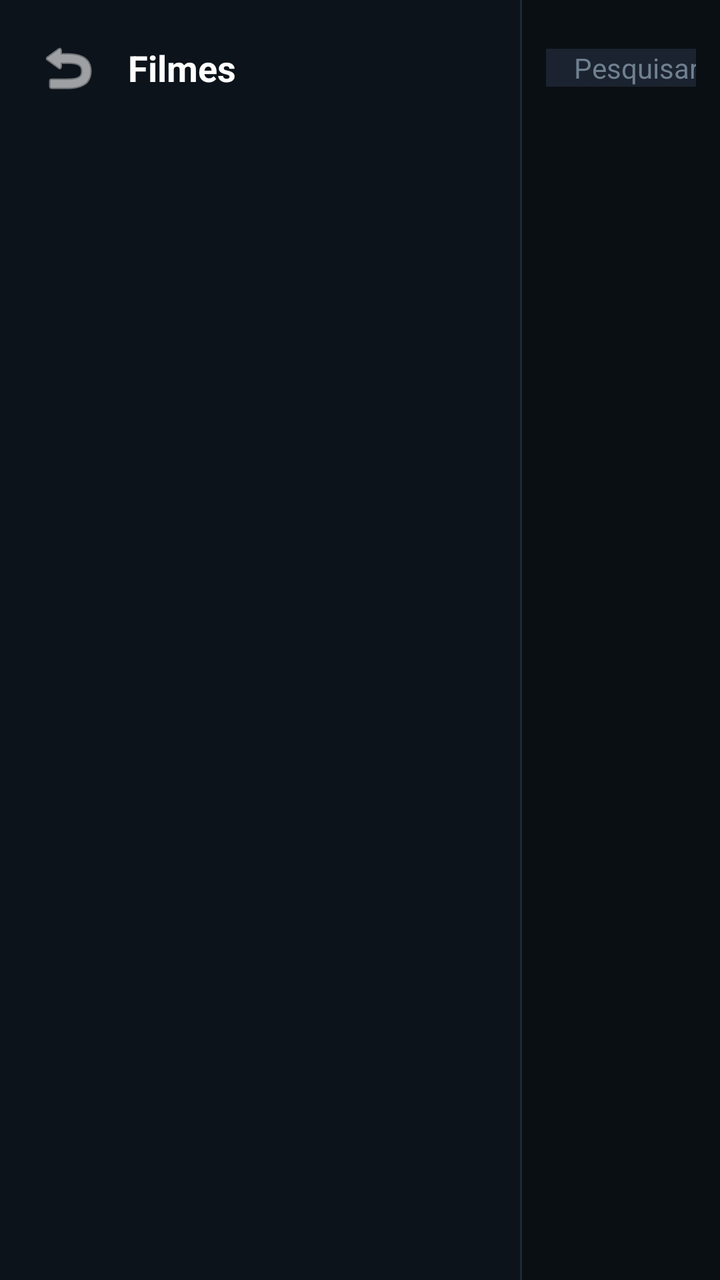
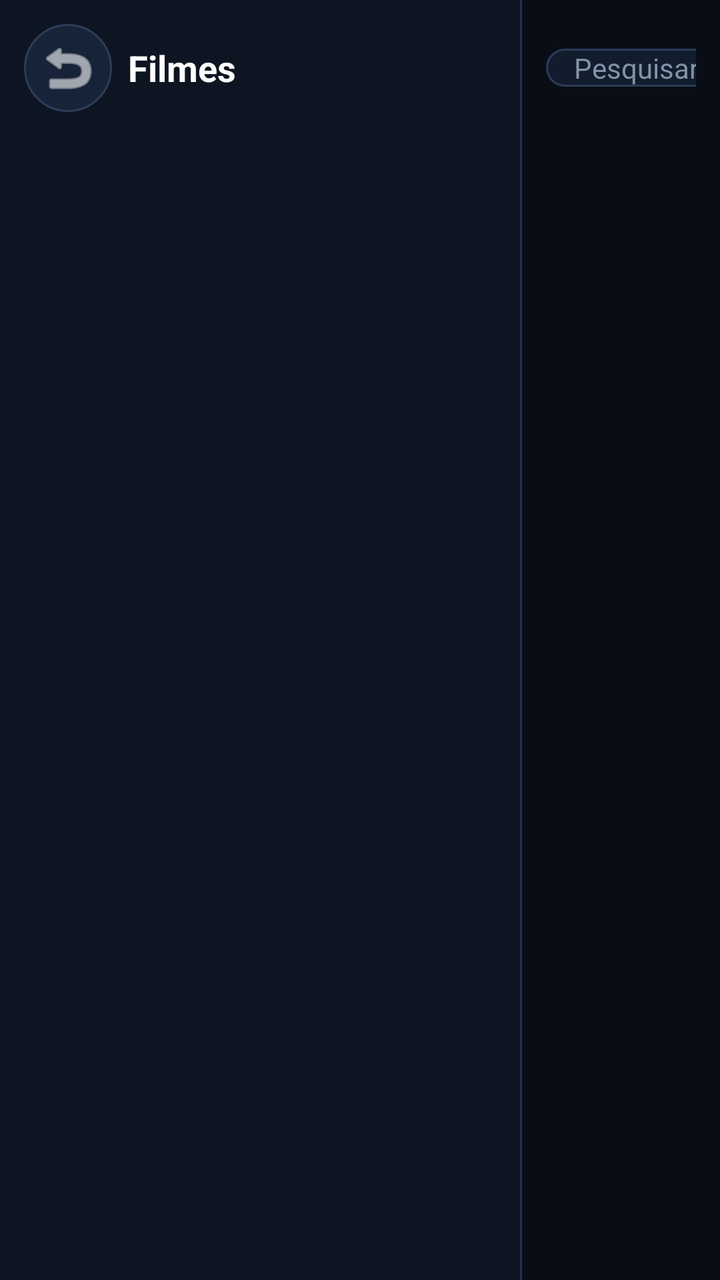

The first picture is an Android layout as it rendered before a commit; the second is the same layout after the commit. The layout source and the unified diff follow.
<!-- AndroidManifest.xml: application theme Theme.MyApplication -->
<!-- res/layout/activity_movies.xml -->
<?xml version="1.0" encoding="utf-8"?>
<LinearLayout xmlns:android="http://schemas.android.com/apk/res/android"
    xmlns:app="http://schemas.android.com/apk/res-auto"
    android:layout_width="match_parent"
    android:layout_height="match_parent"
    android:orientation="horizontal"
    android:background="#0A0F14">

    
    <LinearLayout
        android:layout_width="260dp"
        android:layout_height="match_parent"
        android:orientation="vertical"
        android:background="#0D131A">

        
        <LinearLayout
            android:layout_width="match_parent"
            android:layout_height="wrap_content"
            android:orientation="horizontal"
            android:gravity="center_vertical"
            android:padding="12dp">

            <ImageButton
                android:id="@+id/btnBackMovies"
                android:layout_width="44dp"
                android:layout_height="44dp"
                android:background="?android:attr/selectableItemBackgroundBorderless"
                android:contentDescription="Voltar"
                android:src="@android:drawable/ic_menu_revert"
                app:tint="#FFFFFF" />

            <TextView
                android:layout_width="wrap_content"
                android:layout_height="wrap_content"
                android:layout_marginStart="8dp"
                android:text="Filmes"
                android:textColor="#FFFFFF"
                android:textSize="18sp"
                android:textStyle="bold" />
        </LinearLayout>

        
        <androidx.recyclerview.widget.RecyclerView
            android:id="@+id/rvMovieCategories"
            android:layout_width="match_parent"
            android:layout_height="match_parent"
            android:padding="6dp" />
    </LinearLayout>

    
    <View
        android:layout_width="1dp"
        android:layout_height="match_parent"
        android:background="#1E2836" />

    
    <LinearLayout
        android:layout_width="0dp"
        android:layout_height="match_parent"
        android:layout_weight="1"
        android:orientation="vertical"
        android:background="#0A0F14"
        android:padding="12dp">

        <LinearLayout
            android:layout_width="match_parent"
            android:layout_height="wrap_content"
            android:orientation="horizontal"
            android:gravity="center_vertical"
            android:layout_marginBottom="12dp">

            <EditText
                android:id="@+id/etSearchMovie"
                android:layout_width="0dp"
                android:layout_height="44dp"
                android:layout_weight="1"
                android:background="#1A232F"
                android:hint="Pesquisar filme..."
                android:inputType="text"
                android:importantForAutofill="no"
                android:textColorHint="#708090"
                android:textColor="#FFFFFF"
                android:paddingStart="14dp"
                android:paddingEnd="14dp"
                android:textSize="14sp" />

            <Button
                android:id="@+id/btnSortOrder"
                android:layout_width="wrap_content"
                android:layout_height="44dp"
                android:layout_marginStart="10dp"
                android:backgroundTint="#1E2836"
                android:text="Ordenar: Padrão"
                android:textColor="#FFFFFF"
                android:textSize="12sp" />
        </LinearLayout>

        <androidx.recyclerview.widget.RecyclerView
            android:id="@+id/rvMoviesGrid"
            android:layout_width="match_parent"
            android:layout_height="match_parent" />
    </LinearLayout>

</LinearLayout>
<!-- resources referenced by this layout -->
<resources>
  <style name="Theme.MyApplication" parent="Base.Theme.MyApplication" />
  <style name="Base.Theme.MyApplication" parent="Theme.Material3.DayNight.NoActionBar">
          
          
      </style>
</resources>

<!-- the commit's change to res/layout/activity_movies.xml (unified diff, before → after) -->
@@ -4,14 +4,14 @@
     android:layout_width="match_parent"
     android:layout_height="match_parent"
     android:orientation="horizontal"
-    android:background="#0A0F14">
+    android:background="@drawable/bg_app_surface">
 
     
     <LinearLayout
         android:layout_width="260dp"
         android:layout_height="match_parent"
         android:orientation="vertical"
-        android:background="#0D131A">
+        android:background="#0E1522">
 
         
         <LinearLayout
@@ -25,7 +25,8 @@
                 android:id="@+id/btnBackMovies"
                 android:layout_width="44dp"
                 android:layout_height="44dp"
-                android:background="?android:attr/selectableItemBackgroundBorderless"
+                android:background="@drawable/bg_icon_button"
+                android:foreground="?android:attr/selectableItemBackgroundBorderless"
                 android:contentDescription="Voltar"
                 android:src="@android:drawable/ic_menu_revert"
                 app:tint="#FFFFFF" />
@@ -52,7 +53,7 @@
     <View
         android:layout_width="1dp"
         android:layout_height="match_parent"
-        android:background="#1E2836" />
+        android:background="#23324A" />
 
     
     <LinearLayout
@@ -60,7 +61,7 @@
         android:layout_height="match_parent"
         android:layout_weight="1"
         android:orientation="vertical"
-        android:background="#0A0F14"
+        android:background="#080D16"
         android:padding="12dp">
 
         <LinearLayout
@@ -75,11 +76,11 @@
                 android:layout_width="0dp"
                 android:layout_height="44dp"
                 android:layout_weight="1"
-                android:background="#1A232F"
+                android:background="@drawable/bg_input_field"
                 android:hint="Pesquisar filme..."
                 android:inputType="text"
                 android:importantForAutofill="no"
-                android:textColorHint="#708090"
+                android:textColorHint="#8392A8"
                 android:textColor="#FFFFFF"
                 android:paddingStart="14dp"
                 android:paddingEnd="14dp"
@@ -90,7 +91,7 @@
                 android:layout_width="wrap_content"
                 android:layout_height="44dp"
                 android:layout_marginStart="10dp"
-                android:backgroundTint="#1E2836"
+                android:backgroundTint="#23324A"
                 android:text="Ordenar: Padrão"
                 android:textColor="#FFFFFF"
                 android:textSize="12sp" />
<!-- resource entries referenced after the edit -->
@@ -1,9 +1,36 @@
 <!-- resources referenced by this layout -->
 <resources>
+  <!-- drawable bg_app_surface (drawable) -->
+  <shape xmlns:android="http://schemas.android.com/apk/res/android">
+      <gradient
+          android:angle="45"
+          android:startColor="#0C1628"
+          android:centerColor="#080D16"
+          android:endColor="#070B12"
+          android:type="linear" />
+  </shape>
+  <!-- drawable bg_icon_button (drawable) -->
+  <shape xmlns:android="http://schemas.android.com/apk/res/android"
+      android:shape="oval">
+      <solid android:color="#172338" />
+      <stroke android:width="1dp" android:color="#2B3D59" />
+  </shape>
+  <!-- drawable bg_input_field (drawable) -->
+  <shape xmlns:android="http://schemas.android.com/apk/res/android"
+      android:shape="rectangle">
+      <solid android:color="#111C2D" />
+      <corners android:radius="12dp" />
+      <stroke android:width="1dp" android:color="#2B3D59" />
+  </shape>
   <style name="Theme.MyApplication" parent="Base.Theme.MyApplication" />
-  <style name="Base.Theme.MyApplication" parent="Theme.Material3.DayNight.NoActionBar">
-          
-          
+  <style name="Base.Theme.MyApplication" parent="Theme.Material3.Dark.NoActionBar">
+          <item name="colorPrimary">#397DFF</item>
+          <item name="colorSecondary">#42D6E8</item>
+          <item name="colorTertiary">#F5C56B</item>
+          <item name="android:statusBarColor">#080D16</item>
+          <item name="android:navigationBarColor">#080D16</item>
+          <item name="android:windowLightStatusBar">false</item>
+          <item name="android:colorAccent">#42D6E8</item>
       </style>
 </resources>
 
